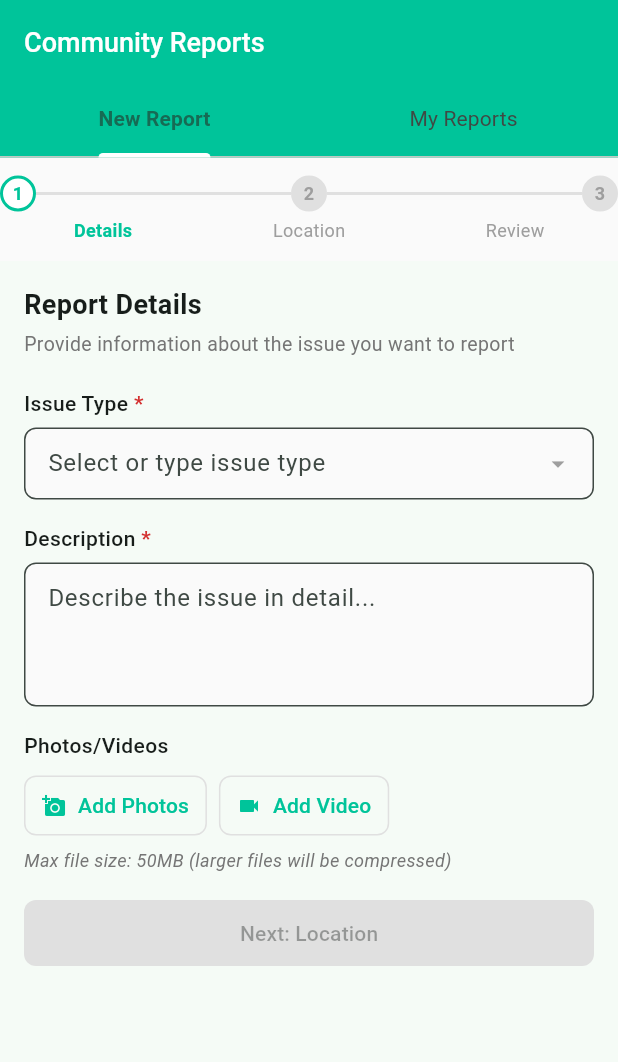
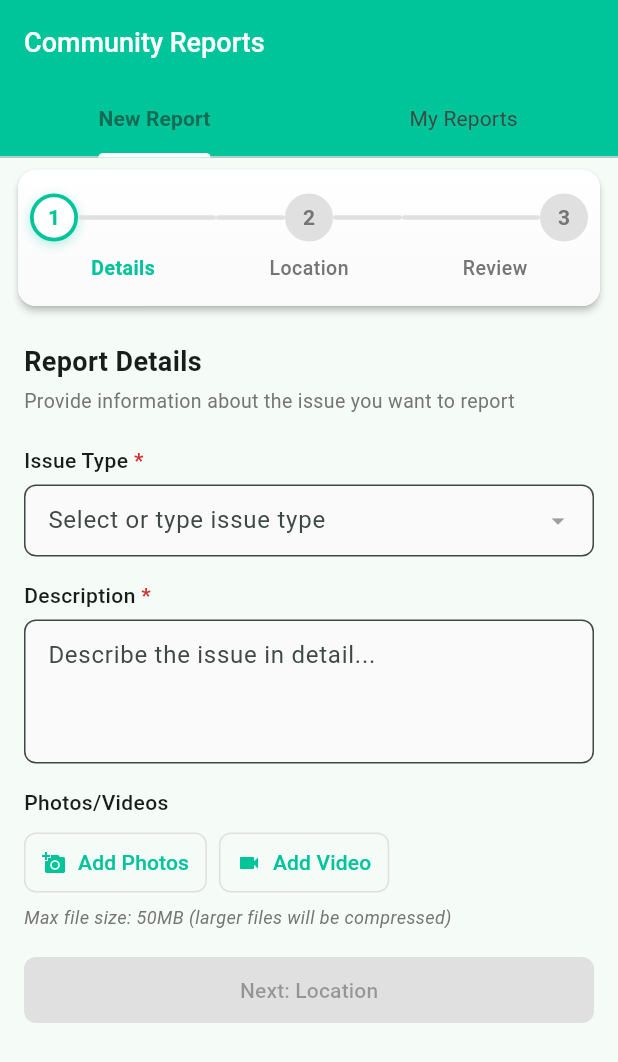
Before and after one commit to 0phl/Pulse-App, a Flutter app: the ReportPage screen opened by its route, on a phone screen of 412 x 824 dp. Shown: the top 1062 px of the screen. Run offline on Flutter 3.47's test engine with Material 3 defaults, Android fonts, the phone set to English and light mode, and no system bars; our stand-ins replace cached_network_image, chewie, cloud_firestore, cloud_functions, connectivity_plus, dio and 26 more; missing offline and left inert: cloudinary_public, dart:html, dart:js_util, docx_viewer, flutter_pdfview, gal and 4 more; accounts and stored records are empty; statements that could not run were skipped.

Commit message:
Improve report stepper UI and fixed form validation responsivess

```diff
--- a/lib/pages/report_page.dart
+++ b/lib/pages/report_page.dart
@@ -79,10 +79,30 @@ class _ReportPageState extends State<ReportPage>
         }
       }
     });
+
+    // Add listeners to text controllers to update state immediately when text changes
+    _descriptionController.addListener(_updateState);
+    _addressController.addListener(_updateState);
+    _addressDetailsController.addListener(_updateState);
+  }
+
+  // Update state when text changes to enable buttons immediately
+  void _updateState() {
+    if (mounted) {
+      setState(() {
+        // This empty setState will trigger a rebuild with the updated text values
+      });
+    }
   }
 
   @override
   void dispose() {
+    // Remove listeners before disposing controllers
+    _descriptionController.removeListener(_updateState);
+    _addressController.removeListener(_updateState);
+    _addressDetailsController.removeListener(_updateState);
+
+    // Dispose controllers
     _issueTypeController.dispose();
     _addressController.dispose();
     _addressDetailsController.dispose();
@@ -467,7 +487,7 @@ class _ReportPageState extends State<ReportPage>
         // Loading Overlay
         if (_isUploading || _isVideoUploading)
           Container(
-            color: Colors.black.withOpacity(0.3),
+            color: Colors.black.withAlpha(77), // 0.3 opacity
             child: Center(
               child: Column(
                 mainAxisSize: MainAxisSize.min,
@@ -655,7 +675,7 @@ class _ReportPageState extends State<ReportPage>
                               child: Container(
                                 padding: const EdgeInsets.all(4),
                                 decoration: BoxDecoration(
-                                  color: Colors.black.withOpacity(0.5),
+                                  color: Colors.black.withAlpha(128), // 0.5 opacity
                                   shape: BoxShape.circle,
                                 ),
                                 child: const Icon(
@@ -714,7 +734,7 @@ class _ReportPageState extends State<ReportPage>
                               child: Container(
                                 padding: const EdgeInsets.all(4),
                                 decoration: BoxDecoration(
-                                  color: Colors.black.withOpacity(0.5),
+                                  color: Colors.black.withAlpha(128), // 0.5 opacity
                                   shape: BoxShape.circle,
                                 ),
                                 child: const Icon(
--- a/lib/widgets/report_stepper.dart
+++ b/lib/widgets/report_stepper.dart
@@ -18,6 +18,9 @@ class ReportStepIndicator extends StatelessWidget {
 
   @override
   Widget build(BuildContext context) {
+    const primaryColor = Color(0xFF00C49A);
+    final inactiveColor = Colors.grey.shade300;
+
     return Column(
       children: [
         Row(
@@ -27,43 +30,65 @@ class ReportStepIndicator extends StatelessWidget {
             if (step > 0)
               Expanded(
                 child: Container(
-                  height: 2,
-                  color:
-                      isActive ? const Color(0xFF00C49A) : Colors.grey.shade300,
+                  height: 3, // Slightly thicker line
+                  decoration: BoxDecoration(
+                    gradient: isActive || isCompleted
+                        ? LinearGradient(
+                            colors: [
+                              primaryColor.withAlpha(179), // 0.7 opacity
+                              primaryColor,
+                            ],
+                            begin: Alignment.centerLeft,
+                            end: Alignment.centerRight,
+                          )
+                        : null,
+                    color: isActive || isCompleted ? null : inactiveColor,
+                    borderRadius: BorderRadius.circular(1.5),
+                  ),
                 ),
               ),
 
             // Circle indicator
             GestureDetector(
               onTap: onTap,
-              child: Container(
-                width: 24,
-                height: 24,
+              child: AnimatedContainer(
+                duration: const Duration(milliseconds: 300),
+                width: 32, // Larger circle
+                height: 32, // Larger circle
                 decoration: BoxDecoration(
                   shape: BoxShape.circle,
                   color: isCompleted
-                      ? const Color(0xFF00C49A)
+                      ? primaryColor
                       : isActive
                           ? Colors.white
-                          : Colors.grey.shade300,
+                          : inactiveColor,
                   border: Border.all(
-                    color: isActive
-                        ? const Color(0xFF00C49A)
-                        : Colors.grey.shade300,
-                    width: 2,
+                    color: isActive || isCompleted
+                        ? primaryColor
+                        : inactiveColor,
+                    width: 2.5,
                   ),
+                  boxShadow: isActive || isCompleted
+                      ? [
+                          BoxShadow(
+                            color: primaryColor.withAlpha(77), // 0.3 opacity
+                            blurRadius: 6,
+                            offset: const Offset(0, 2),
+                          )
+                        ]
+                      : null,
                 ),
                 child: Center(
                   child: isCompleted
-                      ? const Icon(Icons.check, size: 14, color: Colors.white)
+                      ? const Icon(Icons.check, size: 18, color: Colors.white)
                       : Text(
                           '${step + 1}',
                           style: TextStyle(
-                            fontSize: 12,
+                            fontSize: 14,
                             fontWeight: FontWeight.bold,
                             color: isActive
-                                ? const Color(0xFF00C49A)
-                                : Colors.grey,
+                                ? primaryColor
+                                : Colors.grey.shade600,
                           ),
                         ),
                 ),
@@ -74,21 +99,33 @@ class ReportStepIndicator extends StatelessWidget {
             if (step < 2)
               Expanded(
                 child: Container(
-                  height: 2,
-                  color: isCompleted
-                      ? const Color(0xFF00C49A)
-                      : Colors.grey.shade300,
+                  height: 3, // Slightly thicker line
+                  decoration: BoxDecoration(
+                    gradient: isCompleted
+                        ? LinearGradient(
+                            colors: [
+                              primaryColor,
+                              primaryColor.withAlpha(179), // 0.7 opacity
+                            ],
+                            begin: Alignment.centerLeft,
+                            end: Alignment.centerRight,
+                          )
+                        : null,
+                    color: isCompleted ? null : inactiveColor,
+                    borderRadius: BorderRadius.circular(1.5),
+                  ),
                 ),
               ),
           ],
         ),
-        const SizedBox(height: 4),
+        const SizedBox(height: 8), // More spacing
         Text(
           title,
           style: TextStyle(
-            fontSize: 12,
-            fontWeight: isActive ? FontWeight.bold : FontWeight.normal,
-            color: isActive ? const Color(0xFF00C49A) : Colors.grey,
+            fontSize: 13, // Slightly larger font
+            fontWeight: isActive ? FontWeight.bold : FontWeight.w500, // w500 is medium
+            color: isActive ? primaryColor : Colors.grey.shade600,
+            letterSpacing: 0.3, // Better letter spacing
           ),
         ),
       ],
@@ -102,17 +139,33 @@ class ReportStepper extends StatelessWidget {
   final int maxAllowedStep;
 
   const ReportStepper({
-    Key? key,
+    super.key,
     required this.currentStep,
     required this.onStepTapped,
     required this.maxAllowedStep,
-  }) : super(key: key);
+  });
 
   @override
   Widget build(BuildContext context) {
-    return Container(
-      padding: const EdgeInsets.symmetric(vertical: 12),
-      color: Colors.grey.shade50,
+    return Card(
+      margin: const EdgeInsets.symmetric(horizontal: 12, vertical: 8),
+      elevation: 2,
+      shape: RoundedRectangleBorder(
+        borderRadius: BorderRadius.circular(12),
+      ),
+      child: Container(
+        padding: const EdgeInsets.symmetric(vertical: 16, horizontal: 8),
+        decoration: BoxDecoration(
+          borderRadius: BorderRadius.circular(12),
+          gradient: LinearGradient(
+            colors: [
+              Colors.white,
+              Colors.grey.shade50,
+            ],
+            begin: Alignment.topCenter,
+            end: Alignment.bottomCenter,
+          ),
+        ),
         child: Row(
           children: [
             Expanded(
@@ -123,7 +176,7 @@ class ReportStepper extends StatelessWidget {
                 isCompleted: currentStep > 0,
                 onTap: () {
                   if (0 <= maxAllowedStep) {
-                  onStepTapped(0);
+                    _animateToStep(context, 0);
                   }
                 },
               ),
@@ -136,7 +189,7 @@ class ReportStepper extends StatelessWidget {
                 isCompleted: currentStep > 1,
                 onTap: () {
                   if (1 <= maxAllowedStep) {
-                  onStepTapped(1);
+                    _animateToStep(context, 1);
                   }
                 },
               ),
@@ -149,13 +202,22 @@ class ReportStepper extends StatelessWidget {
                 isCompleted: currentStep > 2,
                 onTap: () {
                   if (2 <= maxAllowedStep) {
-                  onStepTapped(2);
+                    _animateToStep(context, 2);
                   }
                 },
               ),
             ),
           ],
         ),
+      ),
     );
   }
+
+  void _animateToStep(BuildContext context, int step) {
+    // Add a subtle haptic feedback if available
+    // HapticFeedback.lightImpact();
+
+    // Call the onStepTapped callback with animation
+    onStepTapped(step);
   }
+}
```
Also changed, not shown: pubspec.lock, 17 other files. Lines whose indentation alone changed are shown as unchanged.
